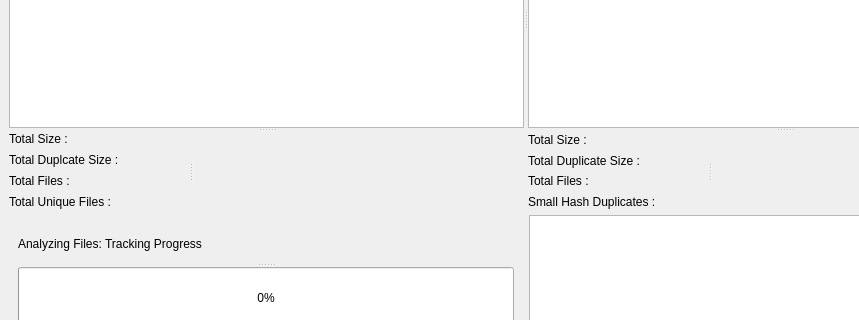
First picture: the form in UI/user_interface.ui, repository Si-ris-B/Duplicate-File-Checker, before the edit; both pictures show x 0 to 859 and y 246 to 566 of the 1051 by 834 pixel window.
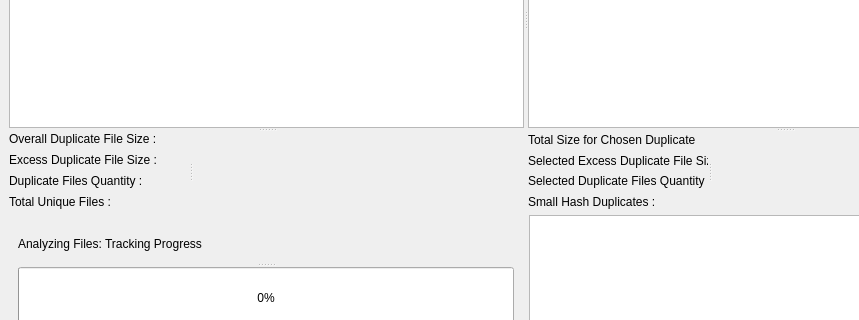
Second picture: the form after the edit.

Commit message: Refractor label messages for more clarity

The edit to the form file:
```diff
--- a/UI/user_interface.ui
+++ b/UI/user_interface.ui
@@ -132,7 +132,7 @@
              </size>
             </property>
             <property name="text">
-             <string>Total Size :</string>
+             <string>Overall Duplicate File Size :</string>
             </property>
            </widget>
           </item>
@@ -145,7 +145,7 @@
              </size>
             </property>
             <property name="text">
-             <string>Total Duplcate Size :</string>
+             <string>Excess Duplicate File Size :</string>
             </property>
            </widget>
           </item>
@@ -158,7 +158,7 @@
              </size>
             </property>
             <property name="text">
-             <string>Total Files :</string>
+             <string>Duplicate Files Quantity :</string>
             </property>
            </widget>
           </item>
@@ -244,7 +244,7 @@
              </size>
             </property>
             <property name="text">
-             <string>Total Size :</string>
+             <string>Total Size for Chosen Duplicate</string>
             </property>
            </widget>
           </item>
@@ -257,7 +257,7 @@
              </size>
             </property>
             <property name="text">
-             <string>Total Duplicate Size : </string>
+             <string>Selected Excess Duplicate File Size :</string>
             </property>
            </widget>
           </item>
@@ -270,7 +270,7 @@
              </size>
             </property>
             <property name="text">
-             <string>Total Files :</string>
+             <string>Selected Duplicate Files Quantity :</string>
             </property>
            </widget>
           </item>
```
